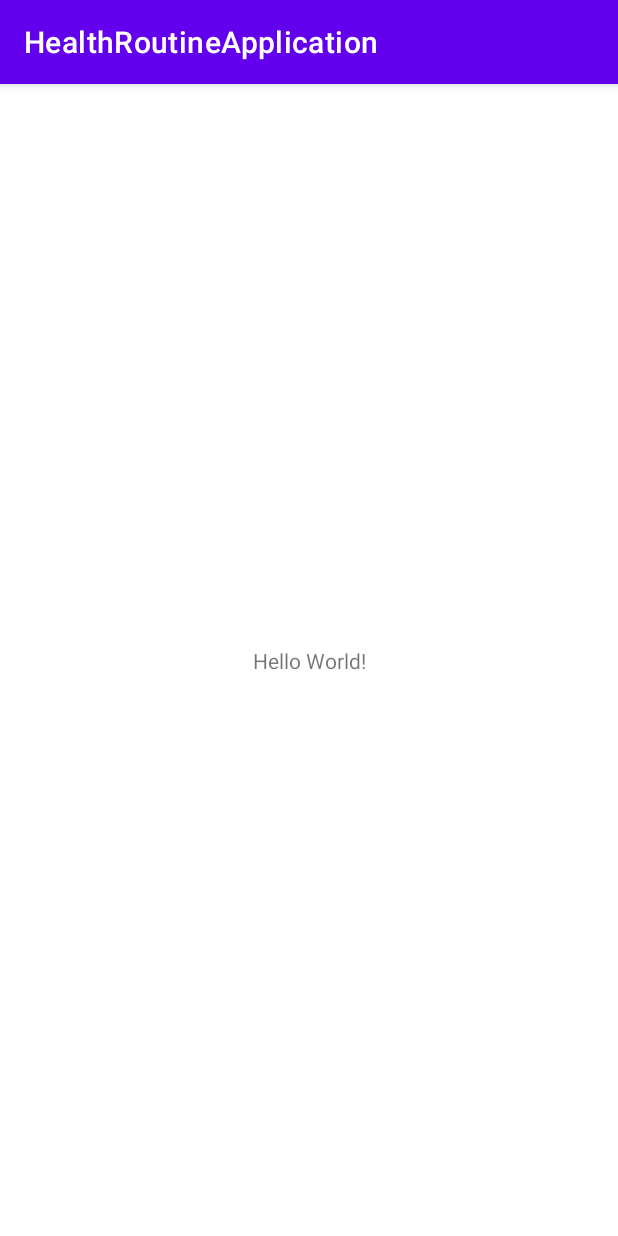
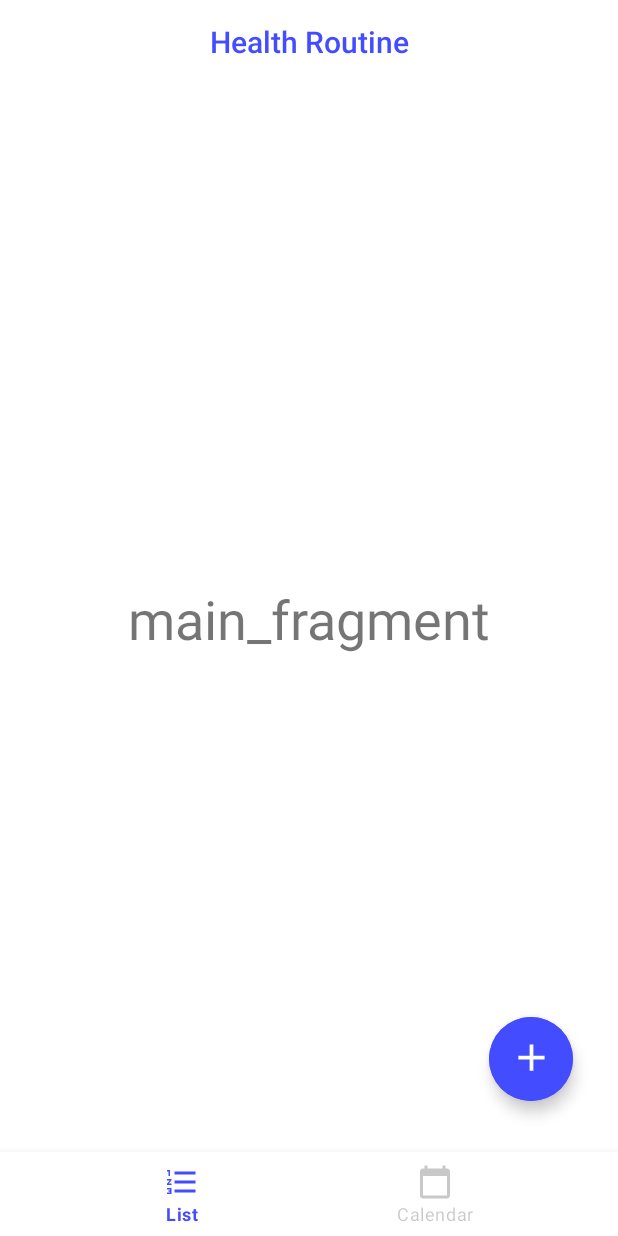
Before and after one commit to ProjectBCSD2021/HealthRoutineApplication, an Android app: the screen it shows after launch (MainActivity), on a phone screen of 412 x 824 dp. Run offline under Robolectric (Android 15) with nearby library versions, the phone set to English and light mode, and no system bars; our stand-ins replace data binding.

Commit message:
Make MainActivity
메인엑티비티 기본 틀

```diff
--- a/app/src/main/AndroidManifest.xml
+++ b/app/src/main/AndroidManifest.xml
@@ -9,6 +9,7 @@
         android:roundIcon="@mipmap/ic_launcher_round"
         android:supportsRtl="true"
         android:theme="@style/Theme.HealthRoutineApplication">
+        <activity android:name=".CalendarActivity"></activity>
         <activity android:name=".MainActivity">
             <intent-filter>
                 <action android:name="android.intent.action.MAIN" />
--- a/app/src/main/java/com/example/healthroutineapplication/MainActivity.kt
+++ b/app/src/main/java/com/example/healthroutineapplication/MainActivity.kt
@@ -1,11 +1,63 @@
 package com.example.healthroutineapplication
 
+import android.content.Intent
 import androidx.appcompat.app.AppCompatActivity
 import android.os.Bundle
+import android.view.MenuItem
+import android.widget.Toast
+import androidx.appcompat.app.ActionBar
+import androidx.appcompat.app.ActionBarDrawerToggle
+import androidx.appcompat.widget.Toolbar
+import androidx.core.view.GravityCompat
+import androidx.databinding.DataBindingUtil
+import androidx.drawerlayout.widget.DrawerLayout
+import androidx.fragment.app.Fragment
+import androidx.fragment.app.ListFragment
+import com.example.healthroutineapplication.databinding.ActivityMainBinding
+import com.google.android.material.bottomnavigation.BottomNavigationView
+import com.google.android.material.navigation.NavigationView
 
 class MainActivity : AppCompatActivity() {
+
+    lateinit var binding: ActivityMainBinding
+
+    private val mOnNavigationItemSelectedListener =
+        BottomNavigationView.OnNavigationItemSelectedListener { item ->
+            when (item.itemId) {
+                R.id.list -> {
+                    replaceFragment(MainFragment())
+                    return@OnNavigationItemSelectedListener true
+                }
+
+                R.id.calendar -> {
+                    replaceFragment(CalendarFragment())
+                    return@OnNavigationItemSelectedListener true
+                }
+            }
+            false
+        }
+
     override fun onCreate(savedInstanceState: Bundle?) {
         super.onCreate(savedInstanceState)
         setContentView(R.layout.activity_main)
+        binding = DataBindingUtil.setContentView(this, R.layout.activity_main)
+        val toolbar: Toolbar = binding.toolbar
+        setSupportActionBar(toolbar)
+        val actionBar: ActionBar = supportActionBar!!
+        actionBar.setDisplayShowTitleEnabled(false)
+        replaceFragment(MainFragment())
+
+        binding.bottomNaviBar.setOnNavigationItemSelectedListener(mOnNavigationItemSelectedListener)
+
+        binding.shoppingButton.setOnClickListener {
+            Toast.makeText(this, "추가하기", Toast.LENGTH_SHORT).show()
+        }
+    }
+
+
+    private fun replaceFragment(fragment: Fragment) {
+        val fragmentTransaction = supportFragmentManager.beginTransaction()
+        fragmentTransaction.replace(R.id.mainLayout, fragment)
+        fragmentTransaction.commit()
     }
 }
--- /dev/null
+++ b/app/src/main/java/com/example/healthroutineapplication/MainFragment.kt
@@ -0,0 +1,24 @@
+package com.example.healthroutineapplication
+
+import android.os.Bundle
+import androidx.fragment.app.Fragment
+import android.view.LayoutInflater
+import android.view.View
+import android.view.ViewGroup
+
+class MainFragment : Fragment() {
+
+    override fun onCreate(savedInstanceState: Bundle?) {
+        super.onCreate(savedInstanceState)
+
+    }
+
+    override fun onCreateView(
+        inflater: LayoutInflater, container: ViewGroup?,
+        savedInstanceState: Bundle?
+    ): View? {
+
+        return inflater.inflate(R.layout.fragment_main, container, false)
+    }
+
+}
--- /dev/null
+++ b/app/src/main/res/color/navigationbar_selector.xml
@@ -0,0 +1,9 @@
+<?xml version="1.0" encoding="utf-8"?>
+<selector xmlns:android="http://schemas.android.com/apk/res/android">
+    <item
+        android:state_checked="false"
+        android:color="@color/cardview_shadow_start_color"/>
+    <item
+        android:state_checked="true"
+        android:color="@color/pointColor"/>
+</selector>
--- /dev/null
+++ b/app/src/main/res/drawable/ic_baseline_add_24.xml
@@ -0,0 +1,10 @@
+<vector xmlns:android="http://schemas.android.com/apk/res/android"
+    android:width="48dp"
+    android:height="48dp"
+    android:tint="@color/white"
+    android:viewportWidth="24"
+    android:viewportHeight="24">
+    <path
+        android:fillColor="@android:color/white"
+        android:pathData="M19,13h-6v6h-2v-6H5v-2h6V5h2v6h6v2z" />
+</vector>
--- /dev/null
+++ b/app/src/main/res/drawable/ic_baseline_calendar_today_24.xml
@@ -0,0 +1,5 @@
+<vector android:height="48dp" android:tint="?attr/colorControlNormal"
+    android:viewportHeight="24" android:viewportWidth="24"
+    android:width="48dp" xmlns:android="http://schemas.android.com/apk/res/android">
+    <path android:fillColor="@android:color/white" android:pathData="M20,3h-1L19,1h-2v2L7,3L7,1L5,1v2L4,3c-1.1,0 -2,0.9 -2,2v16c0,1.1 0.9,2 2,2h16c1.1,0 2,-0.9 2,-2L22,5c0,-1.1 -0.9,-2 -2,-2zM20,21L4,21L4,8h16v13z"/>
+</vector>
--- /dev/null
+++ b/app/src/main/res/drawable/ic_baseline_format_list_numbered_24.xml
@@ -0,0 +1,5 @@
+<vector android:height="48dp" android:tint="?attr/colorControlNormal"
+    android:viewportHeight="24" android:viewportWidth="24"
+    android:width="48dp" xmlns:android="http://schemas.android.com/apk/res/android">
+    <path android:fillColor="@android:color/white" android:pathData="M2,17h2v0.5L3,17.5v1h1v0.5L2,19v1h3v-4L2,16v1zM3,8h1L4,4L2,4v1h1v3zM2,11h1.8L2,13.1v0.9h3v-1L3.2,13L5,10.9L5,10L2,10v1zM7,5v2h14L21,5L7,5zM7,19h14v-2L7,17v2zM7,13h14v-2L7,11v2z"/>
+</vector>
--- a/app/src/main/res/layout/activity_main.xml
+++ b/app/src/main/res/layout/activity_main.xml
@@ -1,18 +1,66 @@
 <?xml version="1.0" encoding="utf-8"?>
-<androidx.constraintlayout.widget.ConstraintLayout xmlns:android="http://schemas.android.com/apk/res/android"
+<layout xmlns:android="http://schemas.android.com/apk/res/android"
     xmlns:app="http://schemas.android.com/apk/res-auto"
-    xmlns:tools="http://schemas.android.com/tools"
+    xmlns:tools="http://schemas.android.com/tools">
+    <androidx.constraintlayout.widget.ConstraintLayout
+        android:layout_width="match_parent"
+        android:layout_height="match_parent">
+        <FrameLayout
+            android:id="@+id/mainLayout"
+            android:layout_width="match_parent"
+            android:layout_height="match_parent">
+
+            <com.google.android.material.bottomnavigation.BottomNavigationView
+                android:id="@+id/bottomNaviBar"
+                android:layout_width="match_parent"
+                android:layout_height="wrap_content"
+                android:layout_gravity="bottom"
+                app:itemIconTint="@color/navigationbar_selector"
+                app:itemTextColor="@color/navigationbar_selector"
+                app:menu="@menu/navigationbar_items">
+
+            </com.google.android.material.bottomnavigation.BottomNavigationView>
+
+        </FrameLayout>
+
+        <RelativeLayout
             android:layout_width="match_parent"
             android:layout_height="match_parent"
             tools:context=".MainActivity">
 
+            <androidx.appcompat.widget.Toolbar
+                android:id="@+id/toolbar"
+                android:layout_width="match_parent"
+                android:layout_height="?attr/actionBarSize"
+                android:elevation="4dp">
+
                 <TextView
+                    android:id="@+id/toolbar_title"
+                    style="@style/TextAppearance.AppCompat.Widget.ActionBar.Title"
                     android:layout_width="wrap_content"
                     android:layout_height="wrap_content"
-        android:text="Hello World!"
-        app:layout_constraintBottom_toBottomOf="parent"
-        app:layout_constraintLeft_toLeftOf="parent"
-        app:layout_constraintRight_toRightOf="parent"
-        app:layout_constraintTop_toTopOf="parent" />
+                    android:layout_gravity="center"
+                    android:text="@string/actionBar_title"
+                    android:textColor="@color/pointColor" />
 
+            </androidx.appcompat.widget.Toolbar>
+
+            <com.google.android.material.button.MaterialButton
+                android:id="@+id/shoppingButton"
+                style="@style/Widget.MaterialComponents.ExtendedFloatingActionButton"
+                android:layout_width="56sp"
+                android:layout_height="56sp"
+                android:layout_alignParentEnd="true"
+                android:layout_alignParentBottom="true"
+                android:layout_marginEnd="30dp"
+                android:layout_marginBottom="90dp"
+                android:backgroundTint="@color/pointColor"
+                app:cornerRadius="30dp"
+                app:icon="@drawable/ic_baseline_add_24"
+                app:iconGravity="top"
+                app:iconSize="30dp"
+                app:iconTint="@color/white" />
+
+        </RelativeLayout>
     </androidx.constraintlayout.widget.ConstraintLayout>
+</layout>
--- /dev/null
+++ b/app/src/main/res/layout/fragment_main.xml
@@ -0,0 +1,19 @@
+<?xml version="1.0" encoding="utf-8"?>
+<androidx.constraintlayout.widget.ConstraintLayout xmlns:android="http://schemas.android.com/apk/res/android"
+    xmlns:app="http://schemas.android.com/apk/res-auto"
+    xmlns:tools="http://schemas.android.com/tools"
+    android:layout_width="match_parent"
+    android:layout_height="match_parent"
+    tools:context=".MainFragment">
+
+    <TextView
+        android:layout_width="wrap_content"
+        android:layout_height="wrap_content"
+        android:text="main_fragment"
+        android:textSize="36sp"
+        app:layout_constraintBottom_toBottomOf="parent"
+        app:layout_constraintEnd_toEndOf="parent"
+        app:layout_constraintStart_toStartOf="parent"
+        app:layout_constraintTop_toTopOf="parent" />
+
+</androidx.constraintlayout.widget.ConstraintLayout>
--- /dev/null
+++ b/app/src/main/res/menu/navigationbar_items.xml
@@ -0,0 +1,9 @@
+<?xml version="1.0" encoding="utf-8"?>
+<menu xmlns:android="http://schemas.android.com/apk/res/android">
+    <item android:id="@+id/list"
+        android:title="@string/menu_list"
+        android:icon="@drawable/ic_baseline_format_list_numbered_24"/>
+    <item android:id="@+id/calendar"
+        android:title="@string/menu_calendar"
+        android:icon="@drawable/ic_baseline_calendar_today_24"/>
+</menu>
--- a/app/src/main/res/values/colors.xml
+++ b/app/src/main/res/values/colors.xml
@@ -7,4 +7,5 @@
     <color name="teal_700">#FF018786</color>
     <color name="black">#FF000000</color>
     <color name="white">#FFFFFFFF</color>
+    <color name="pointColor">#444CFF</color>
 </resources>
--- a/app/src/main/res/values/strings.xml
+++ b/app/src/main/res/values/strings.xml
@@ -1,3 +1,11 @@
 <resources>
     <string name="app_name">HealthRoutineApplication</string>
+    <string name="action_menu">메뉴</string>
+    <string name="actionBar_title">Health Routine</string>
+    <string name="menu_list">List</string>
+    <string name="menu_calendar">Calendar</string>
+    <string name="open_drawer">open</string>
+    <string name="close_drawer">close</string>
+    <!-- TODO: Remove or change this placeholder text -->
+    <string name="hello_blank_fragment">Hello blank fragment</string>
 </resources>
--- a/app/src/main/res/values/themes.xml
+++ b/app/src/main/res/values/themes.xml
@@ -1,9 +1,9 @@
 <resources xmlns:tools="http://schemas.android.com/tools">
     <!-- Base application theme. -->
-    <style name="Theme.HealthRoutineApplication" parent="Theme.MaterialComponents.DayNight.DarkActionBar">
+    <style name="Theme.HealthRoutineApplication" parent="Theme.MaterialComponents.DayNight.NoActionBar">
         <!-- Primary brand color. -->
         <item name="colorPrimary">@color/purple_500</item>
-        <item name="colorPrimaryVariant">@color/purple_700</item>
+        <item name="colorPrimaryVariant">@color/material_on_background_emphasis_high_type</item>
         <item name="colorOnPrimary">@color/white</item>
         <!-- Secondary brand color. -->
         <item name="colorSecondary">@color/teal_200</item>
```
Also changed, not shown: app/build.gradle (+8 -2 lines), app/src/main/java/com/example/healthroutineapplication/CalendarFragment.kt (added, +48 -0 lines), app/src/main/java/com/example/healthroutineapplication/SaturdayDecorator.kt (added, +22 -0 lines), app/src/main/java/com/example/healthroutineapplication/SundayDecorator.kt (added, +21 -0 lines), app/src/main/java/com/example/healthroutineapplication/TodayDecorator.kt (added, +26 -0 lines), app/src/main/res/drawable/ic_baseline_shopping_cart_24.xml (added, +11 -0 lines), app/src/main/res/layout/fragment_calendar.xml (added, +13 -0 lines). Lines whose indentation alone changed are shown as unchanged.
